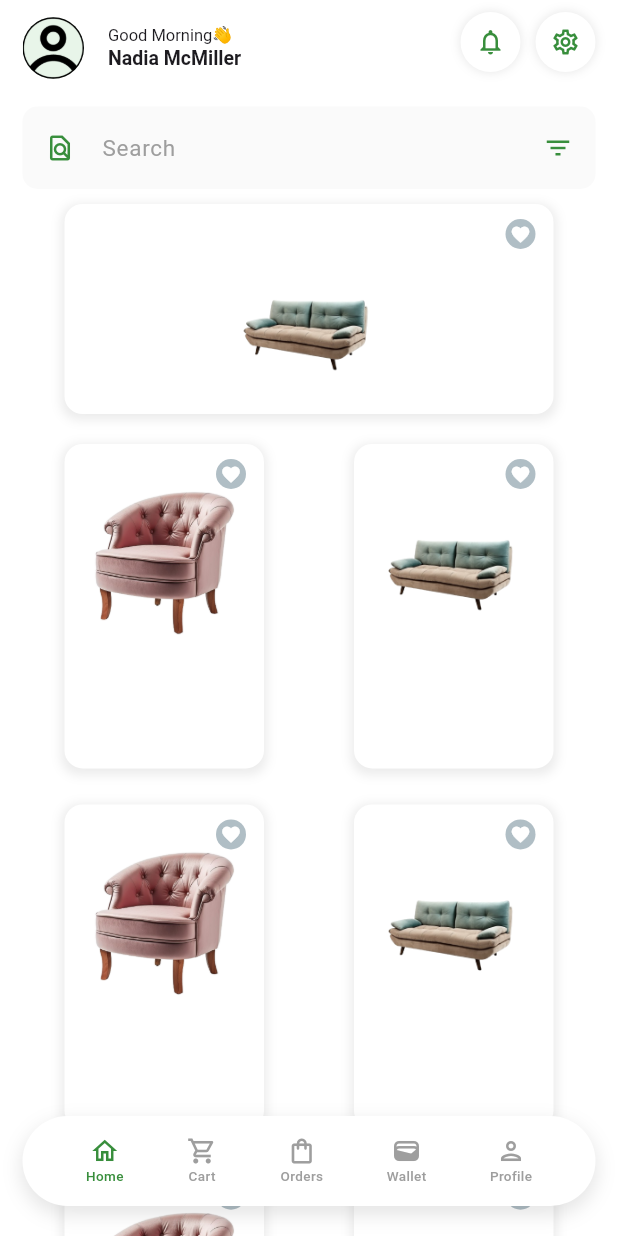
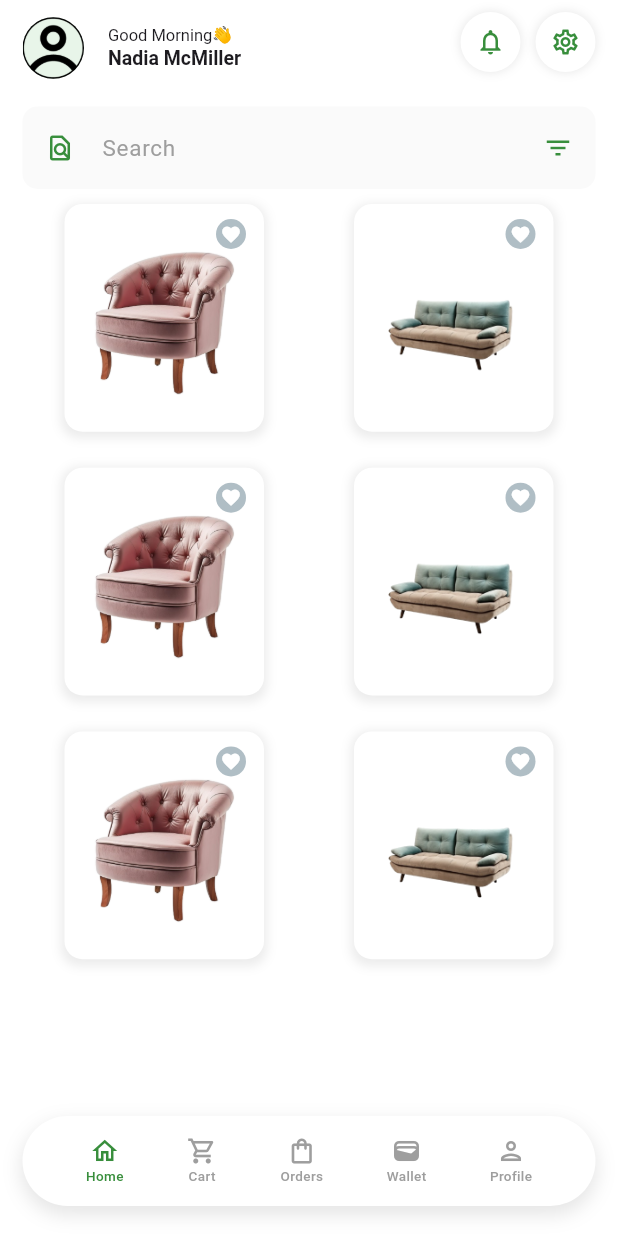
Before and after one commit to AJFX-01/joefloxy, a Flutter app: the screen it shows after launch, on a phone screen of 412 x 824 dp. Run offline on Flutter 3.47's test engine with Material 3 defaults, Android fonts, the phone set to English and light mode, and no system bars; our stand-ins replace material_design_icons_flutter.

Commit message:
feat: grid issues fixed

```diff
--- a/lib/screens/home/home.dart
+++ b/lib/screens/home/home.dart
@@ -26,7 +26,7 @@ class _HomePageState extends State<HomePage> {
             crossAxisAlignment: CrossAxisAlignment.center,
             children: [
               searchBar(),
-              ProductCard(imageUrl: "assets/images/product/chair3.png", title: "D4 Lounge", manufacturer: "FERERIX", price: 122.12, rating: 4.5),
+
               // const SizedBox(height: 10,),
               // titleHeader("Categories", "", context, false),
               // const SizedBox(height: 5,),
@@ -42,7 +42,7 @@ class _HomePageState extends State<HomePage> {
                     crossAxisCount: 2,
                     crossAxisSpacing: 4,
                     mainAxisSpacing: 4,
-                    childAspectRatio: 0.8,
+                    childAspectRatio: 1.1,
                   ),
                   scrollDirection: Axis.vertical,
                   children: const [
--- a/lib/utils/widget_utils.dart
+++ b/lib/utils/widget_utils.dart
@@ -192,6 +192,7 @@ class ProductCard extends StatelessWidget {
         ),
         child: Column(
           crossAxisAlignment: CrossAxisAlignment.start,
+          mainAxisSize: MainAxisSize.min,
           children: [
             // Image and favorite button
             Align(
@@ -215,6 +216,15 @@ class ProductCard extends StatelessWidget {
                 fit: BoxFit.contain,
               ),
             ),
+          ],
+        ),
+      ),
+    );
+  }
+}
+
+
+
 // const SizedBox(height: 8),
               // // Product title
               // Text(
@@ -279,9 +289,3 @@ class ProductCard extends StatelessWidget {
               //     ),
               //   ],
               // ),
-          ],
-        ),
-      ),
-    );
-  }
-}
```
Lines whose indentation alone changed are shown as unchanged.
